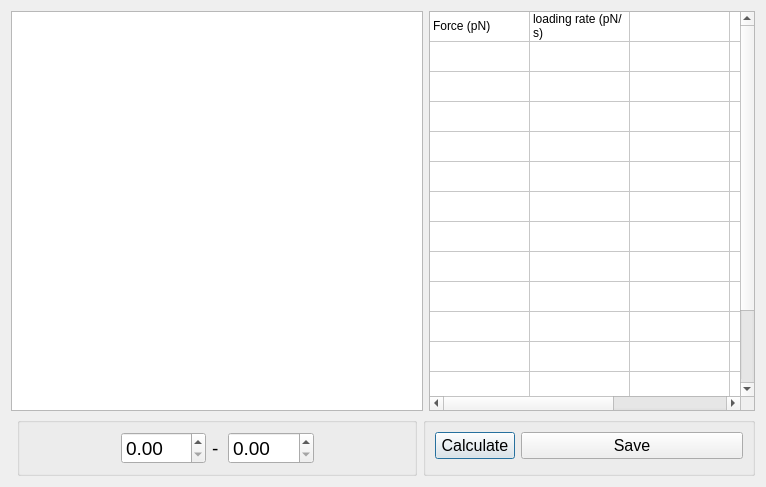
The window that src/fittingEnergy.ui (Andachten/DataYee) describes before a commit, drawn with Qt 5.
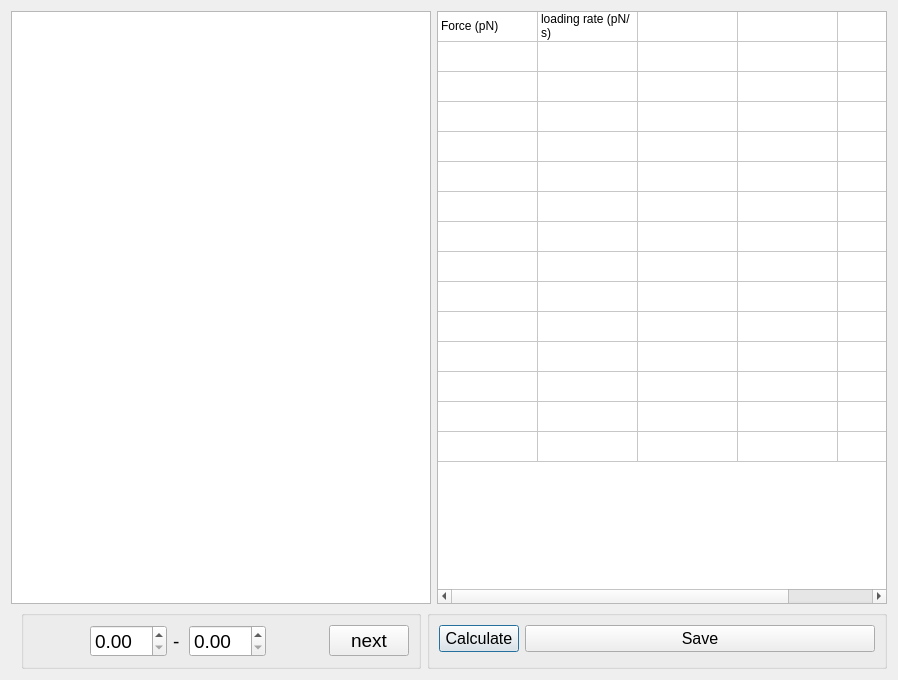
The same window after the commit.

Diff of the .ui file:
```diff
--- a/src/fittingEnergy.ui
+++ b/src/fittingEnergy.ui
@@ -6,8 +6,8 @@
    <rect>
     <x>0</x>
     <y>0</y>
-    <width>766</width>
-    <height>472</height>
+    <width>898</width>
+    <height>680</height>
    </rect>
   </property>
   <property name="windowTitle">
@@ -38,6 +38,9 @@
        <height>16777215</height>
       </size>
      </property>
+     <property name="autoFillBackground">
+      <bool>true</bool>
+     </property>
      <property name="rowCount">
       <number>15</number>
      </property>
@@ -140,6 +143,12 @@
      <layout class="QHBoxLayout" name="horizontalLayout">
       <item>
        <widget class="QLabel" name="argname">
+        <property name="minimumSize">
+         <size>
+          <width>50</width>
+          <height>0</height>
+         </size>
+        </property>
         <property name="text">
          <string/>
         </property>
@@ -166,11 +175,24 @@
       </item>
       <item>
        <widget class="QLabel" name="unit">
+        <property name="minimumSize">
+         <size>
+          <width>40</width>
+          <height>0</height>
+         </size>
+        </property>
         <property name="text">
          <string/>
         </property>
        </widget>
       </item>
+      <item>
+       <widget class="QPushButton" name="pushButton_3">
+        <property name="text">
+         <string>next</string>
+        </property>
+       </widget>
+      </item>
      </layout>
     </widget>
    </item>
```
